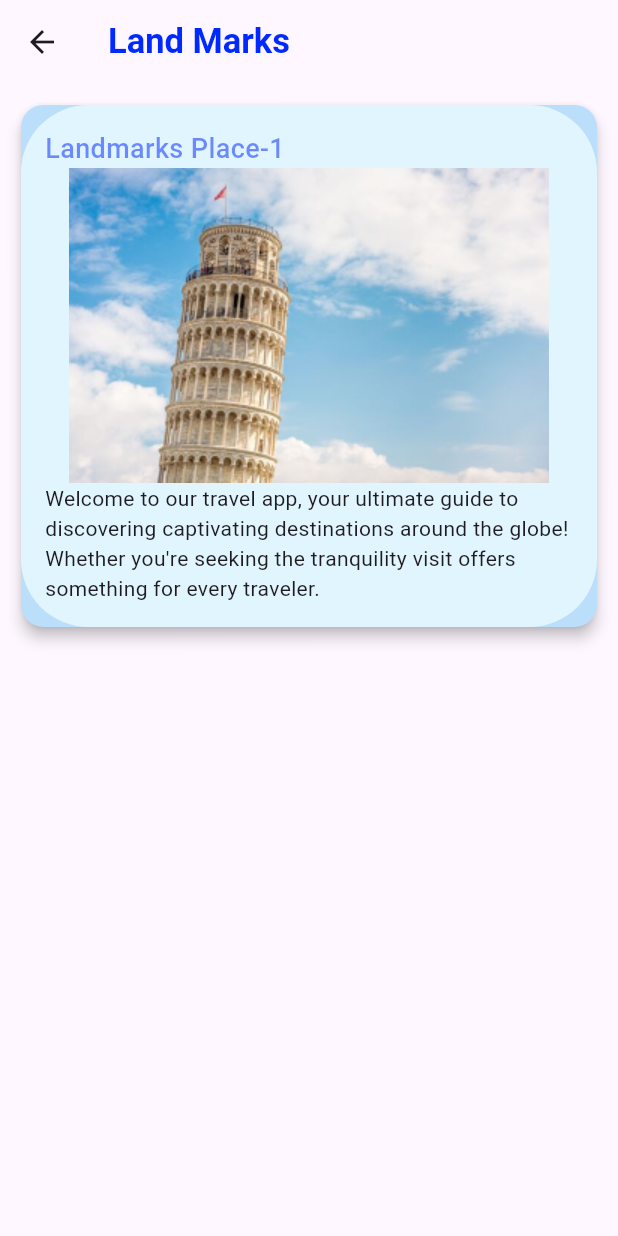
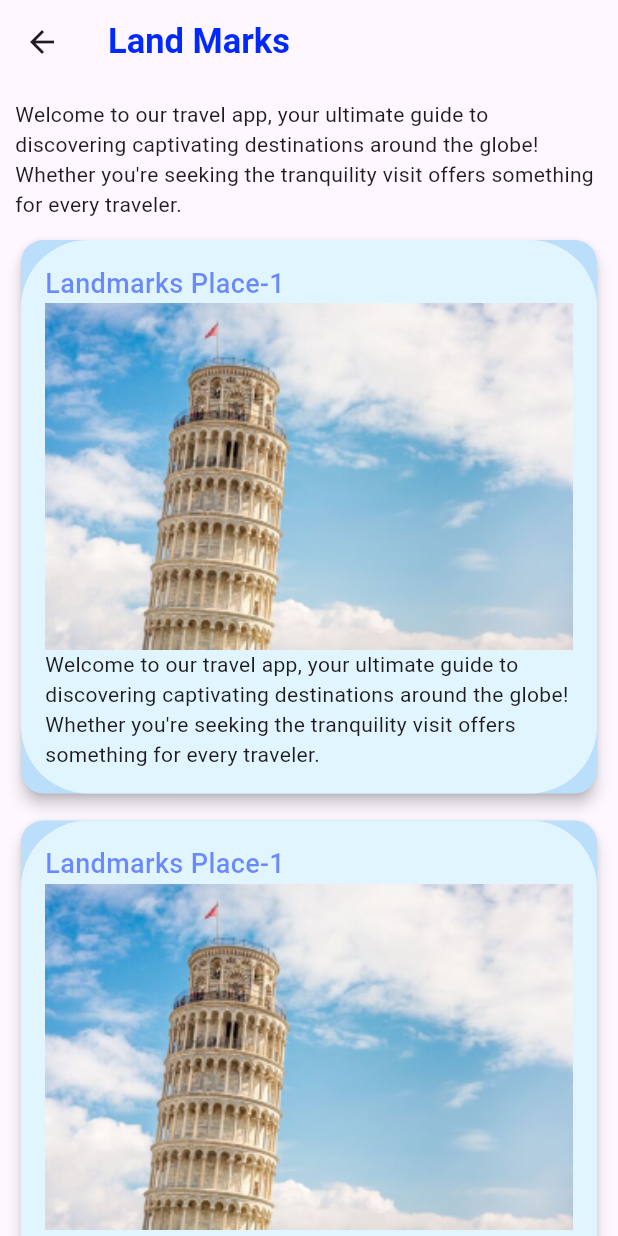
Before and after one commit to Ramesh-Kaushika/Awesome-Place-App04, a Flutter app: the LandmarksPage screen opened directly, on a phone screen of 412 x 824 dp. Run offline on Flutter 3.47's test engine with Material 3 defaults, Android fonts, the phone set to English and light mode, and no system bars.

Commit message:
done land mark page

```diff
--- a/lib/pages/landmarks_page.dart
+++ b/lib/pages/landmarks_page.dart
@@ -23,7 +23,22 @@ class LandmarksPage extends StatelessWidget {
           padding: EdgeInsets.all(10.0),
           child: Column(
             children: [
+              Text("Welcome to our travel app, your ultimate guide to discovering captivating destinations around the globe! Whether you're seeking the tranquility visit offers something for every traveler."),
+               SizedBox(
+                height: 10,
+              ),
               LandMarksCard(),
+              SizedBox(
+                height: 10,
+              ),
+              LandMarksCard(),
+              SizedBox(
+                height: 10,
+              ),
+              LandMarksCard(),
+              SizedBox(
+                height: 30,
+              ),
             ],
           ),
         ),
--- a/lib/widgets/reusable/land_marks_card.dart
+++ b/lib/widgets/reusable/land_marks_card.dart
@@ -31,7 +31,13 @@ class LandMarksCard extends StatelessWidget {
                   color: landMarksSub,
                 ),
               ),
-              Center(child: Image.asset("assets/land1.png")),
+              Center(
+                child: Image.asset(
+                  "assets/land1.png",
+                  width: double.infinity,
+                  fit: BoxFit.cover,
+                ),
+              ),
               const Text(
                   "Welcome to our travel app, your ultimate guide to discovering captivating destinations around the globe! Whether you're seeking the tranquility visit offers something for every traveler.")
             ],
```
